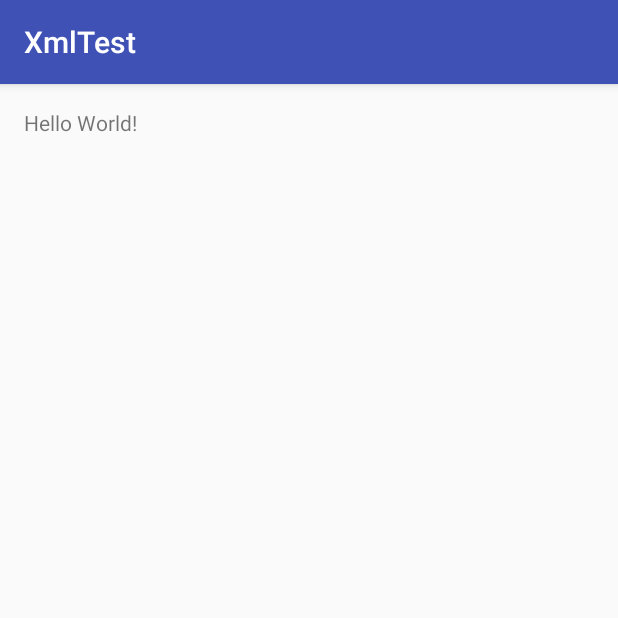
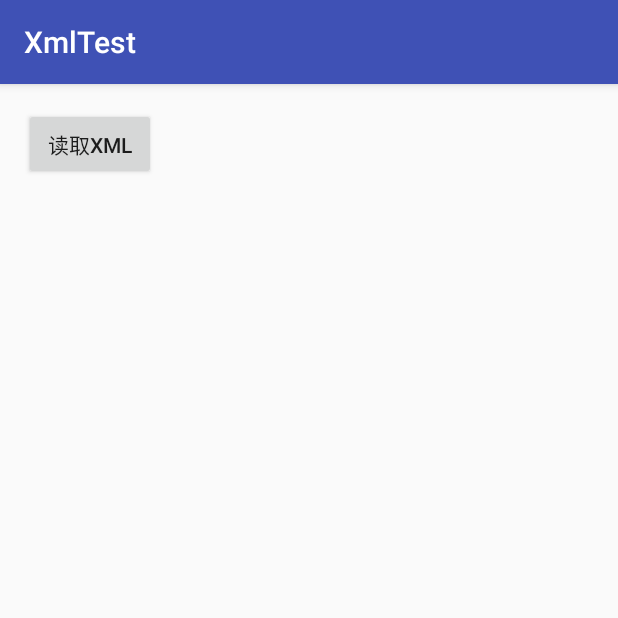
Before and after one commit to CFM880/Android_Base, an Android app: the screen it shows after launch (MainActivity), on a phone screen of 412 x 824 dp, the top half of it. Run offline under Robolectric (Android 15) with nearby library versions, the phone set to English and light mode, and no system bars.

Commit message:
解析XML

```diff
--- a/ch04/ch04_1/app/src/main/res/layout/activity_main.xml
+++ b/ch04/ch04_1/app/src/main/res/layout/activity_main.xml
@@ -1,5 +1,5 @@
 <?xml version="1.0" encoding="utf-8"?>
-<RelativeLayout xmlns:android="http://schemas.android.com/apk/res/android"
+<LinearLayout xmlns:android="http://schemas.android.com/apk/res/android"
     xmlns:tools="http://schemas.android.com/tools"
     android:layout_width="match_parent"
     android:layout_height="match_parent"
@@ -9,8 +9,19 @@
     android:paddingTop="@dimen/activity_vertical_margin"
     tools:context="com.example.cfm.xmltest.MainActivity">
 
-    <TextView
+    <Button
         android:layout_width="wrap_content"
         android:layout_height="wrap_content"
-        android:text="Hello World!" />
-</RelativeLayout>
+        android:text="读取XML"
+        android:id="@+id/bn_read"
+        android:layout_alignParentTop="true"
+        android:layout_alignParentLeft="true"
+        android:layout_alignParentStart="true" />
+
+    <TextView
+        android:layout_width="match_parent"
+        android:layout_height="526dp"
+        android:id="@+id/textView" />
+
+
+</LinearLayout>
--- /dev/null
+++ b/ch04/ch04_1/app/src/main/res/xml/tvs_epg.xml
@@ -0,0 +1,34 @@
+
+<!--<resources>
+<?xml version="1.0" encoding="utf-8"?>
+	<CHANNEL no="30" service_id="30" name="广东卫视" url="http://www.cfm880.com/wp-content/uploads/2015/12/videoviewdemo.mp4?_=1" apid="1001" vpid="0" ppid="3593" atype="0" vtype="0" hd="1" visible="1" favorite="0"/>
+</resources>-->
+<CHANNELS>
+	<package name="热门节目">
+		<CHANNEL no="1" service_id="1" name="CCTV 1" url="http://www.cfm880.com/wp-content/uploads/2015/12/videoviewdemo.mp4?_=1" apid="1001" vpid="0" ppid="3593" atype="0" vtype="0" hd="1" visible="1" favorite="0"/>
+		<CHANNEL no="2" service_id="2" name="CCTV 2" url="http://www.cfm880.com/wp-content/uploads/2015/12/videoviewdemo.mp4?_=1" apid="1001" vpid="0" ppid="3593" atype="0" vtype="0" hd="1" visible="1" favorite="0"/>
+	</package>
+
+	<package name="卫视台">
+		<CHANNEL no="30" service_id="30" name="广东卫视" url="http://www.cfm880.com/wp-content/uploads/2015/12/videoviewdemo.mp4?_=1" apid="1001" vpid="0" ppid="3593" atype="0" vtype="0" hd="1" visible="1" favorite="0"/>
+		<CHANNEL no="31" service_id="31" name="广西卫视" url="http://www.cfm880.com/wp-content/uploads/2015/12/videoviewdemo.mp4?_=1" apid="1001" vpid="0" ppid="3593" atype="0" vtype="0" hd="1" visible="1" favorite="0"/>
+		<CHANNEL no="32" service_id="32" name="云南卫视" url="udp://@224.0.1.32:5000" apid="1001" vpid="0" ppid="3593" atype="0" vtype="0" hd="1" visible="1" favorite="0"/>
+		<CHANNEL no="33" service_id="33" name="重庆卫视" url="udp://@224.0.1.33:5000" apid="1001" vpid="0" ppid="3593" atype="0" vtype="0" hd="1" visible="1" favorite="0"/>
+		<CHANNEL no="34" service_id="34" name="甘肃卫视" url="udp://@224.0.1.34:5000" apid="1001" vpid="0" ppid="3593" atype="0" vtype="0" hd="1" visible="1" favorite="0"/>
+		<CHANNEL no="35" service_id="35" name="湖北卫视" url="udp://@224.0.1.35:5000" apid="1001" vpid="0" ppid="3593" atype="0" vtype="0" hd="1" visible="1" favorite="0"/>
+		<CHANNEL no="36" service_id="36" name="北京卫视" url="udp://@224.0.1.36:5000" apid="1001" vpid="0" ppid="3593" atype="0" vtype="0" hd="1" visible="1" favorite="0"/>
+		<CHANNEL no="37" service_id="37" name="卡酷卫视" url="udp://@224.0.1.37:5000" apid="1001" vpid="0" ppid="3593" atype="0" vtype="0" hd="1" visible="1" favorite="0"/>
+		<CHANNEL no="38" service_id="38" name="江西卫视" url="udp://@224.0.1.38:5000" apid="1001" vpid="0" ppid="3593" atype="0" vtype="0" hd="1" visible="1" favorite="0"/>
+		<CHANNEL no="39" service_id="39" name="四川卫视" url="udp://@224.0.1.39:5000" apid="1001" vpid="0" ppid="3593" atype="0" vtype="0" hd="1" visible="1" favorite="0"/>
+		<CHANNEL no="40" service_id="40" name="陕西卫视" url="udp://@224.0.1.40:5000" apid="1001" vpid="0" ppid="3593" atype="0" vtype="0" hd="1" visible="1" favorite="0"/>
+		<CHANNEL no="41" service_id="41" name="陕西农林" url="udp://@224.0.1.41:5000" apid="1001" vpid="0" ppid="3593" atype="0" vtype="0" hd="1" visible="1" favorite="0"/>
+		<CHANNEL no="42" service_id="42" name="山东卫视" url="udp://@224.0.1.42:5000" apid="1001" vpid="0" ppid="3593" atype="0" vtype="0" hd="1" visible="1" favorite="0"/>
+		<CHANNEL no="43" service_id="43" name="山西卫视" url="udp://@224.0.1.43:5000" apid="1001" vpid="0" ppid="3593" atype="0" vtype="0" hd="1" visible="1" favorite="0"/>
+		<CHANNEL no="44" service_id="44" name="河南卫视" url="udp://@224.0.1.44:5000" apid="1001" vpid="0" ppid="3593" atype="0" vtype="0" hd="1" visible="1" favorite="0"/>
+		<CHANNEL no="45" service_id="45" name="宁夏卫视" url="udp://@224.0.1.45:5000" apid="1001" vpid="0" ppid="3593" atype="0" vtype="0" hd="1" visible="1" favorite="0"/>
+		<CHANNEL no="46" service_id="46" name="浙江卫视" url="udp://@224.0.1.46:5000" apid="1001" vpid="0" ppid="3593" atype="0" vtype="0" hd="1" visible="1" favorite="0"/>
+		<CHANNEL no="47" service_id="47" name="安徽卫视" url="udp://@224.0.1.47:5000" apid="1001" vpid="0" ppid="3593" atype="0" vtype="0" hd="1" visible="1" favorite="0"/>
+		<CHANNEL no="48" service_id="48" name="河北卫视" url="udp://@224.0.1.48:5000" apid="1001" vpid="0" ppid="3593" atype="0" vtype="0" hd="1" visible="1" favorite="0"/>
+		<CHANNEL no="49" service_id="49" name="黑龙江卫视" url="udp://@224.0.1.49:5000" apid="1001" vpid="0" ppid="3593" atype="0" vtype="0" hd="1" visible="1" favorite="0"/>
+	</package>
+</CHANNELS>
```
Also changed, not shown: ch04/ch04_1/app/src/main/java/com/example/cfm/xmltest/HandlerXML.java (deleted, +0 -7 lines), ch04/ch04_1/app/src/main/java/com/example/cfm/xmltest/MainActivity.java (+61 -0 lines), 1 other file.
